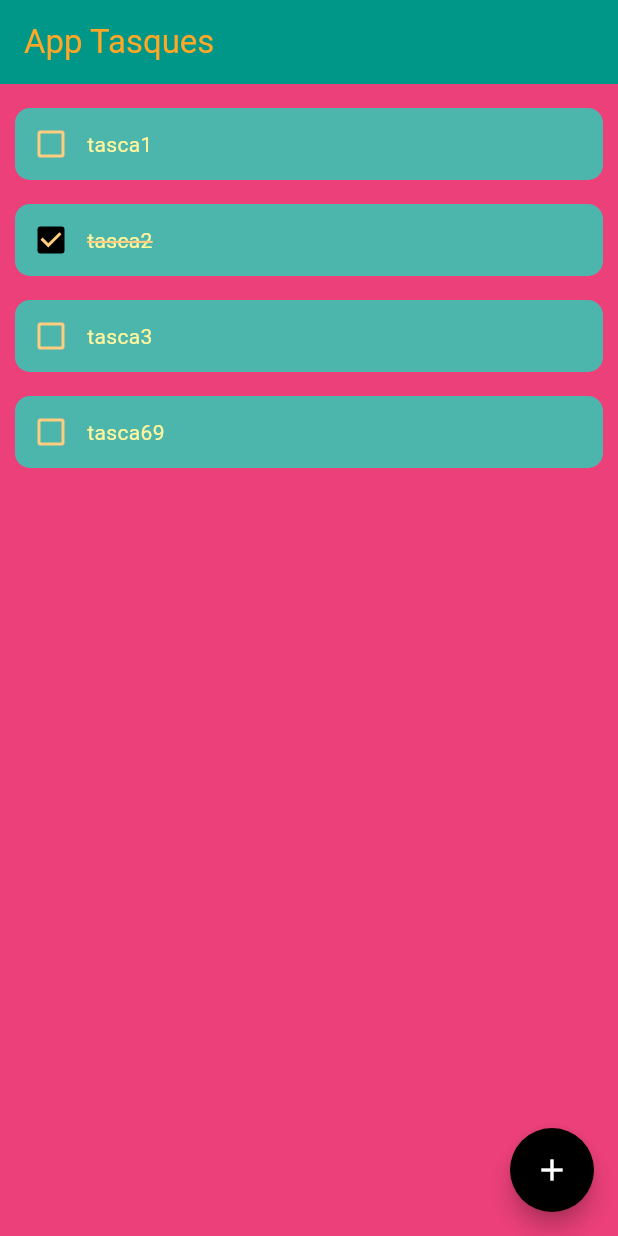
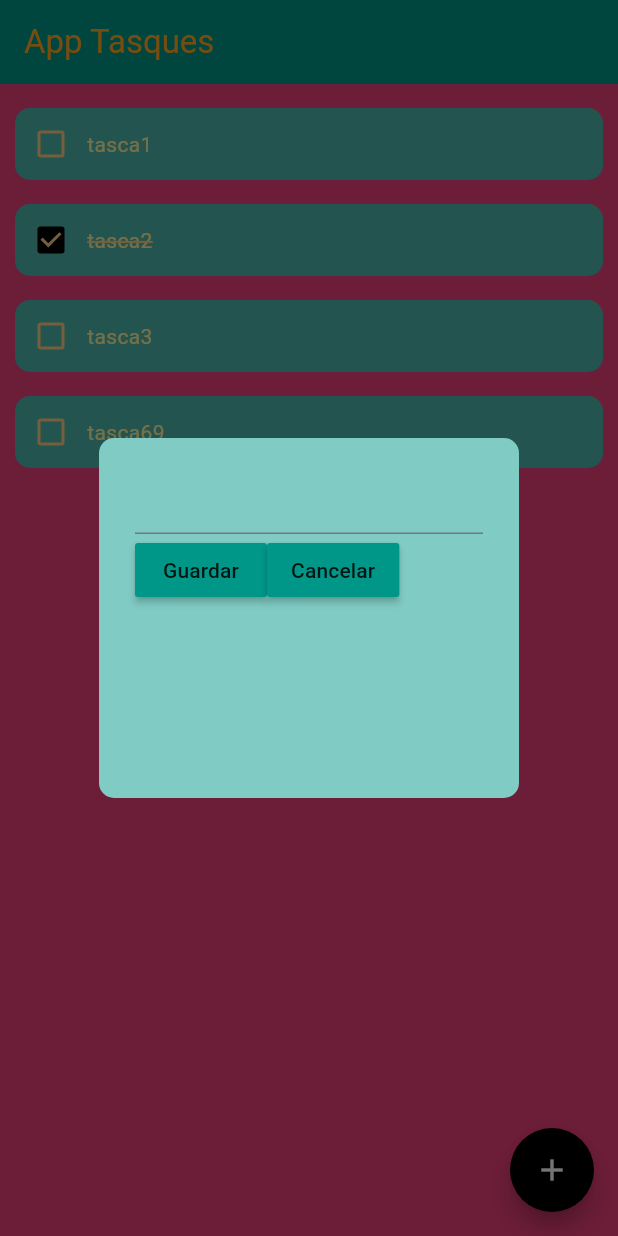
Before and after one commit to marcosblaky/aplicacio_tasques2425, a Flutter app: the screen it shows after launch, after a tap on the "add" icon, on a phone screen of 412 x 824 dp. Run offline on Flutter 3.47's test engine with Material 3 defaults, Android fonts, the phone set to English and light mode, and no system bars; drawn by our look-alikes of flutter_slidable.

Commit message:
dialog mostrantse

```diff
--- /dev/null
+++ b/lib/components/boto_dialog.dart
@@ -0,0 +1,21 @@
+import 'package:flutter/material.dart';
+
+class BotoDialog extends StatelessWidget {
+  final String textBoto;
+  final Function()? accioBoto;
+
+  const BotoDialog({
+    super.key,
+    required this.textBoto,
+    required this.accioBoto,
+    });
+
+  @override
+  Widget build(BuildContext context) {
+    return MaterialButton(
+      onPressed: accioBoto,
+      color: Colors.teal,
+      child: Text(textBoto),
+    );
+  }
+}
--- /dev/null
+++ b/lib/components/dialog_nova_tasca.dart
@@ -0,0 +1,40 @@
+import 'package:aplicacio_tasques2425/components/boto_dialog.dart';
+import 'package:flutter/material.dart';
+
+class DialogNovaTasca extends StatelessWidget {
+  const DialogNovaTasca({super.key});
+
+  @override
+  Widget build(BuildContext context) {
+    return AlertDialog(
+      backgroundColor: Colors.teal[200],
+      shape: RoundedRectangleBorder(borderRadius: BorderRadius.circular(10)),
+      content: Container(
+        height: 200,
+        child: Column(
+          children: [
+            const TextField(),
+            Row(
+              children: [
+                BotoDialog(
+                  textBoto: "Guardar",
+                  accioBoto: (){
+
+                  },
+                ),
+                BotoDialog(
+                  textBoto: "Cancelar",
+                  accioBoto: () {
+
+                  },
+                                ),
+              ],
+            )
+          ],
+        ),
+
+      ),
+
+    );
+  }
+}
--- a/lib/pagines/pagina_principal.dart
+++ b/lib/pagines/pagina_principal.dart
@@ -1,3 +1,4 @@
+import 'package:aplicacio_tasques2425/components/dialog_nova_tasca.dart';
 import 'package:aplicacio_tasques2425/components/item_tasca.dart';
 import 'package:flutter/material.dart';
 
@@ -16,7 +17,6 @@
     {"titol": "tasca69", "valor": false},
   ];
   void canviaCheckbox(int posLlista) {
-
     setState(() {
       //     if (valorCheckbox) {
       //           tasquesLlista[posLlista]["valor"] = false;
@@ -24,10 +24,18 @@
       //       tasquesLlista[posLlista]["valor"] = true;
       // }
       tasquesLlista[posLlista]["valor"] = !tasquesLlista[posLlista]["valor"];
+    });
+  }
 
-    });
+  void crearNovaTasca() {
+    showDialog(
+      context: context,
+      builder: (context) {
+        return  const DialogNovaTasca();
+      },
+    );
+  }
 
-  }
   void accioEsborrarTasca(int posLlista) {
     setState(() {
       tasquesLlista.removeAt(posLlista);
@@ -50,7 +58,7 @@
       floatingActionButton: FloatingActionButton(
         backgroundColor: Colors.black,
         shape: const CircleBorder(),
-        onPressed: () {},
+        onPressed: crearNovaTasca,
         child: const Icon(
           Icons.add,
           color: Colors.white,
```
Lines whose indentation alone changed are shown as unchanged.
